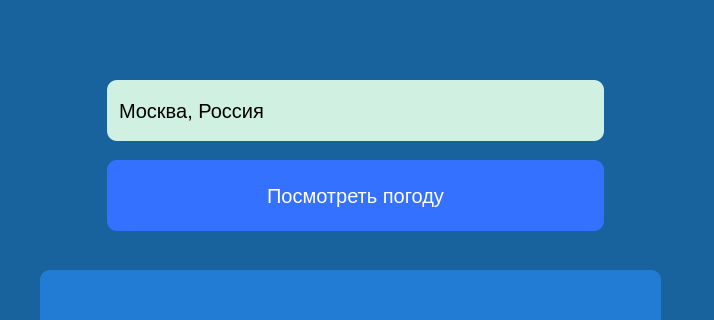
Qt form weather.ui (MAXBAF1/PyQtWeather) before a commit; both pictures show x 0 to 714 and y 0 to 320 of the 714 by 765 pixel window.
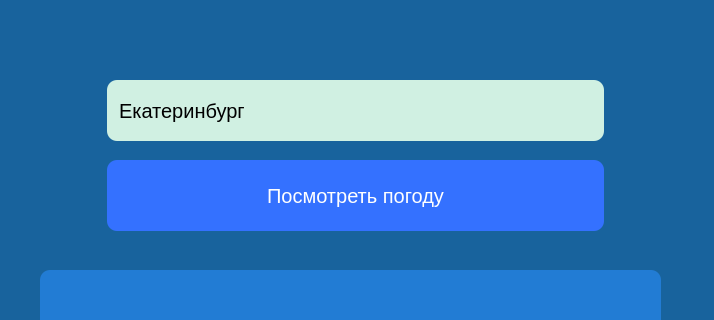
The same form after that commit. Icons and pictures are not drawn.

Patch:
```diff
--- a/weather.ui
+++ b/weather.ui
@@ -96,7 +96,7 @@
      <string/>
     </property>
     <property name="text">
-     <string notr="true">Москва, Россия</string>
+     <string notr="true">Екатеринбург</string>
     </property>
     <property name="maxLength">
      <number>32767</number>
```
Left out of the diff: 11 changed lines with no effect on the pictures.
